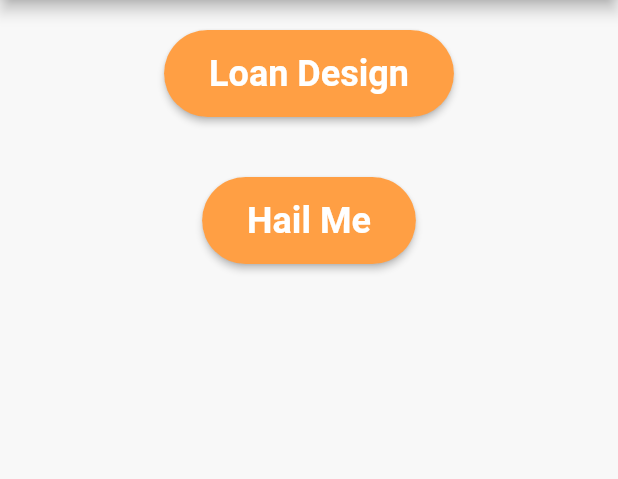
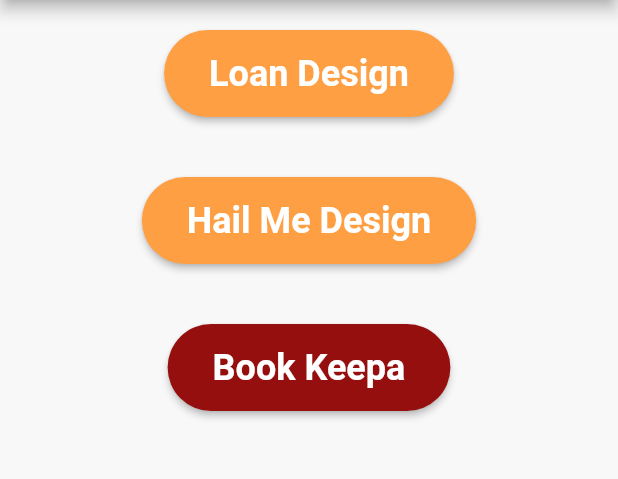
Before and after one commit to felixivance/interview_designs, a Flutter app: the screen it shows after launch, on a phone screen of 412 x 824 dp, the part 84-563 px from its top. Run offline on Flutter 3.47's test engine with Material 2 defaults, Android fonts, the phone set to English and light mode, and no system bars; our stand-ins replace font_awesome_flutter; Roboto replaces fonts that are missing (Cairo).

Commit message:
hail me app

```diff
--- a/lib/screens/mainScreen.dart
+++ b/lib/screens/mainScreen.dart
@@ -61,7 +61,31 @@ class _MainScreenState extends State<MainScreen> {
                   borderRadius: BorderRadius.circular(30),
                 ),
                 child: Text(
-                  'Hail Me',
+                  'Hail Me Design',
+                  style: TextStyle(
+                    color: Colors.white,
+                    fontSize: 24,
+                    fontWeight: FontWeight.bold,
+                  ),
+                ),
+              ),
+            ),
+            SizedBox(height: 40,),
+            Center(
+              child: MaterialButton(
+                onPressed: () {
+                  Navigator.push(context, MaterialPageRoute(builder: (context) => HaliMePage()));
+                },
+                color: DarkRedColor,
+                padding: EdgeInsets.symmetric(
+                  vertical: 15,
+                  horizontal: 30,
+                ),
+                shape: RoundedRectangleBorder(
+                  borderRadius: BorderRadius.circular(30),
+                ),
+                child: Text(
+                  'Book Keepa',
                   style: TextStyle(
                     color: Colors.white,
                     fontSize: 24,
```
Also changed, not shown: lib/screens/haliMePage.dart (+19 -2 lines).
